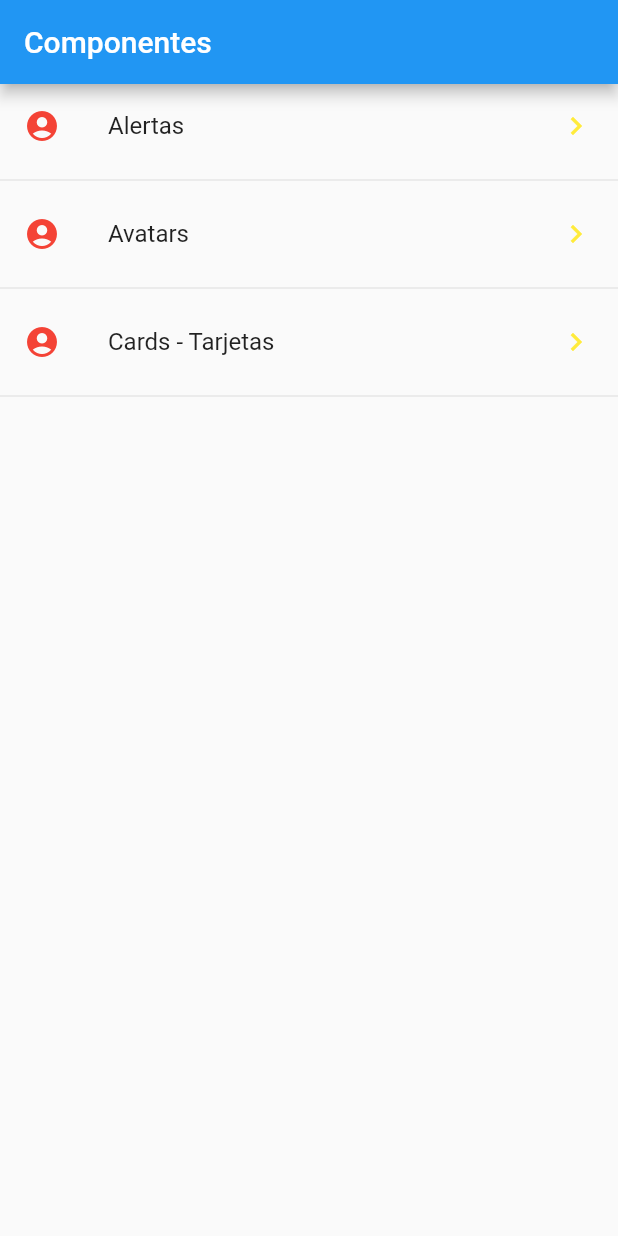
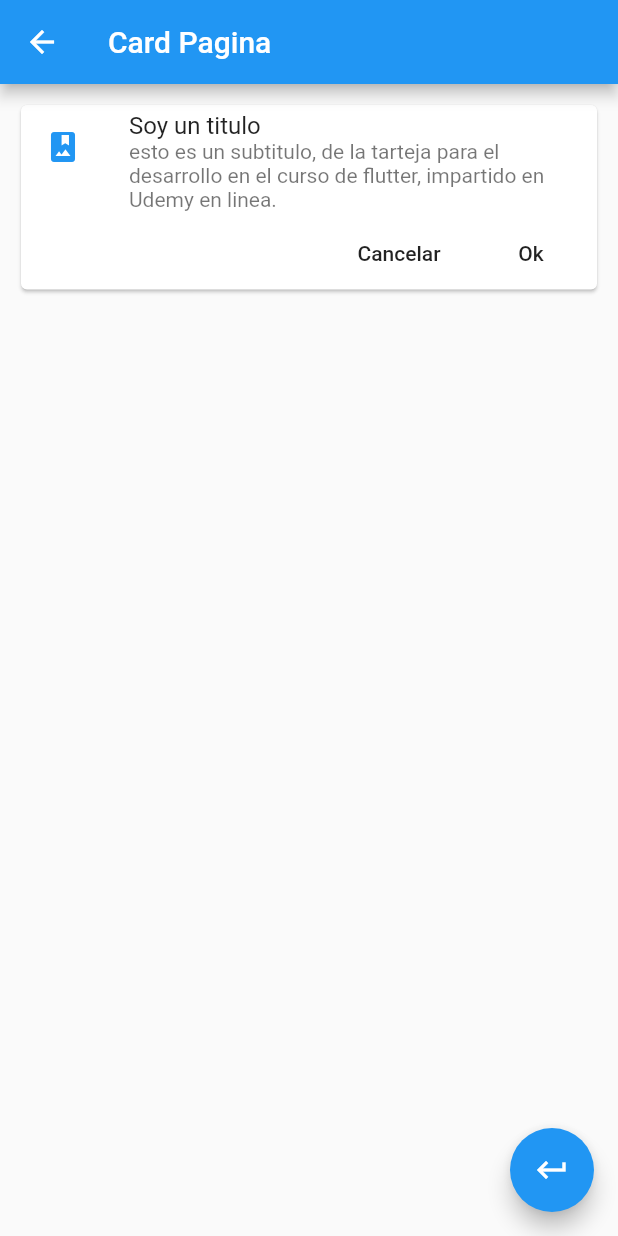
Before and after one commit to Jorgelg13/Componentes, a Flutter app: the screen it shows after launch, after a tap on "Cards - Tarjetas", on a phone screen of 412 x 824 dp. Run offline on Flutter 3.47's test engine with Material 2 defaults, Android fonts, the phone set to English and light mode, and no system bars.

Commit message:
agregando navegacion en rutas entre paginas

```diff
--- a/lib/main.dart
+++ b/lib/main.dart
@@ -1,5 +1,8 @@
 import 'package:flutter/material.dart';
-import 'package:componentes/src/pages/home_page.dart';
+//import 'package:componentes/src/pages/home_page.dart';
+import 'package:componentes/src/pages/alert_page.dart';
+//import 'package:componentes/src/pages/avatar.dart';
+import 'package:componentes/src/routes/routes.dart';
 
 void main() => runApp(MyApp());
 
@@ -9,7 +12,14 @@ class MyApp extends StatelessWidget {
     return MaterialApp(
       debugShowCheckedModeBanner: false,
       title: 'Material App',
-      home: HomePage(),
+      //home: HomePage(),
+      initialRoute: '/',
+      routes: getApplicationsRoutes(),
+      onGenerateRoute: (RouteSettings settings){
+         return MaterialPageRoute(
+           builder: (BuildContext context) => AlertPage()
+         );
+      } ,
     );
   }
 }
--- /dev/null
+++ b/lib/src/pages/card_page.dart
@@ -0,0 +1,52 @@
+import 'package:flutter/material.dart';
+
+class CardPage extends StatelessWidget {
+  @override
+  Widget build(BuildContext context) {
+    return Scaffold(
+      appBar: AppBar(
+        title: Text('Card Pagina'),
+      ),
+      floatingActionButton: FloatingActionButton(
+        child: Icon(Icons.keyboard_return),
+        onPressed: () {
+          Navigator.pop(context);
+        },
+      ),
+      body: ListView(
+        padding: EdgeInsets.all(10.0),
+        children: <Widget>[_cardTipo1()],
+      ),
+    );
+  }
+
+  Widget _cardTipo1() {
+    return Card(
+      child: Column(
+        children: <Widget>[
+          ListTile(
+            leading: Icon(Icons.photo_album, color: Colors.blue),
+            title: Text('Soy un titulo'),
+            subtitle: Text(
+                'esto es un subtitulo, de la tarteja para el desarrollo en el curso de flutter, impartido en Udemy en linea.'),
+          ),
+          Row(
+            mainAxisAlignment: MainAxisAlignment.end,
+            children: <Widget>[
+              FlatButton(
+                child: Text('Cancelar'),
+                onPressed: () {},
+              ),
+              FlatButton(
+                child: Text('Ok'),
+                onPressed: (){
+
+                },
+              )
+            ],
+          )
+        ],
+      ),
+    );
+  }
+}
--- a/lib/src/pages/home_page.dart
+++ b/lib/src/pages/home_page.dart
@@ -1,5 +1,8 @@
 import 'package:flutter/material.dart';
 import 'package:componentes/src/providers/menu_provider.dart';
+import 'package:componentes/src/utils/icono_util.dart';
+import 'package:componentes/src/pages/alert_page.dart';
+
 
 class HomePage extends StatelessWidget {
   @override
@@ -20,23 +23,29 @@ class HomePage extends StatelessWidget {
        initialData: [],
        builder: (context, AsyncSnapshot<List<dynamic>> snapshot){
          return ListView(
-           children:_listaItems(snapshot.data),
+           children:_listaItems(snapshot.data, context),
          );
       },
     );
   }
 
-  List<Widget> _listaItems( List<dynamic> data) {
+  List<Widget> _listaItems( List<dynamic> data, BuildContext context) {
     final List<Widget> opciones = [];
 
     data.forEach((opt){
 
       final widgetTemp = ListTile(
         title: Text(opt['texto']),
-        leading: Icon(Icons.account_circle, color: Colors.red),
+        leading: getIcon(opt['icon']),
         trailing: Icon(Icons.keyboard_arrow_right, color: Colors.yellow,),
         onTap: (){
-
+         /* final route = MaterialPageRoute(
+            builder: (context){
+              return AlertPage();
+            }
+          );
+          Navigator.push(context, route);*/
+          Navigator.pushNamed(context, opt['ruta']);
         },
       );
       opciones..add(widgetTemp)
--- /dev/null
+++ b/lib/src/routes/routes.dart
@@ -0,0 +1,15 @@
+import 'package:flutter/material.dart';
+import 'package:componentes/src/pages/alert_page.dart';
+import 'package:componentes/src/pages/avatar.dart';
+import 'package:componentes/src/pages/home_page.dart';
+import 'package:componentes/src/pages/card_page.dart';
+
+
+Map<String, WidgetBuilder> getApplicationsRoutes(){
+    return <String, WidgetBuilder>{
+          '/' : (BuildContext context) => HomePage(),
+          'alert' : (BuildContext context) => AlertPage(),
+          'avatar' : (BuildContext context) => AvatarPage(),
+          'card':(BuildContext context) => CardPage(),
+  };
+}
--- /dev/null
+++ b/lib/src/utils/icono_util.dart
@@ -0,0 +1,13 @@
+import 'package:flutter/material.dart';
+
+final _icons = <String , IconData> {
+  'add_alert': Icons.add_alert,
+  'accessibility': Icons.accessibility,
+  'folder_open': Icons.folder_open,
+};
+
+Icon getIcon(String nombreIcono){
+
+  return Icon(_icons[nombreIcono], color: Colors.blue);
+
+}
```
Also changed, not shown: lib/src/pages/alert_page.dart (added, +19 -0 lines), lib/src/pages/avatar.dart (added, +19 -0 lines).
